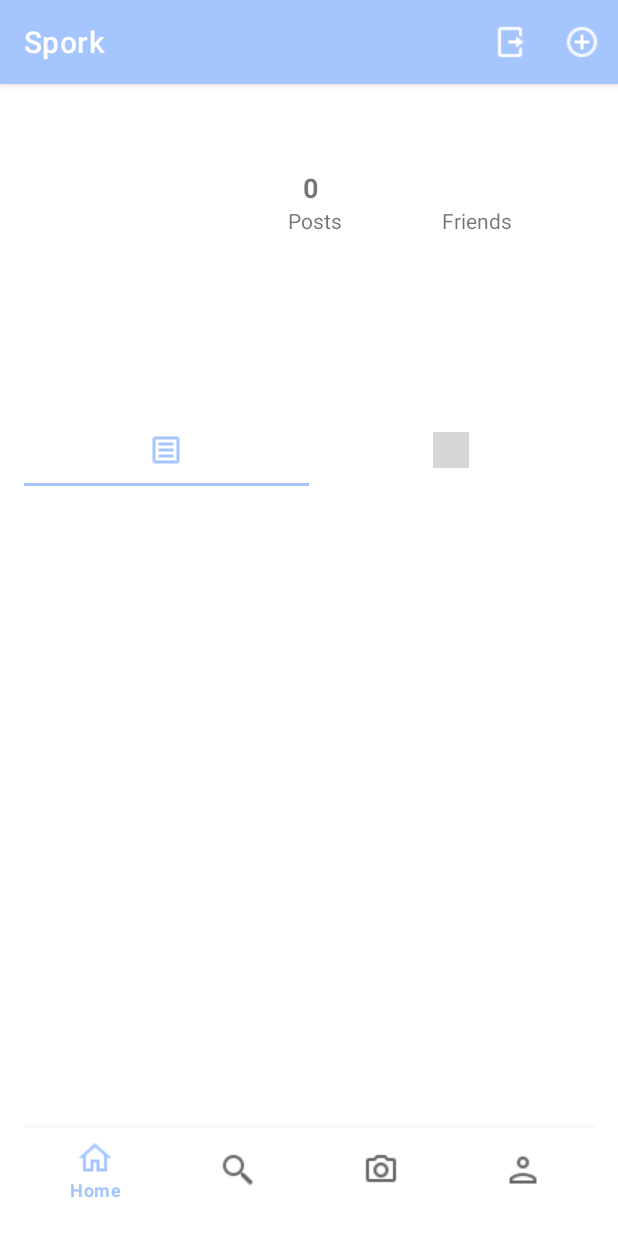
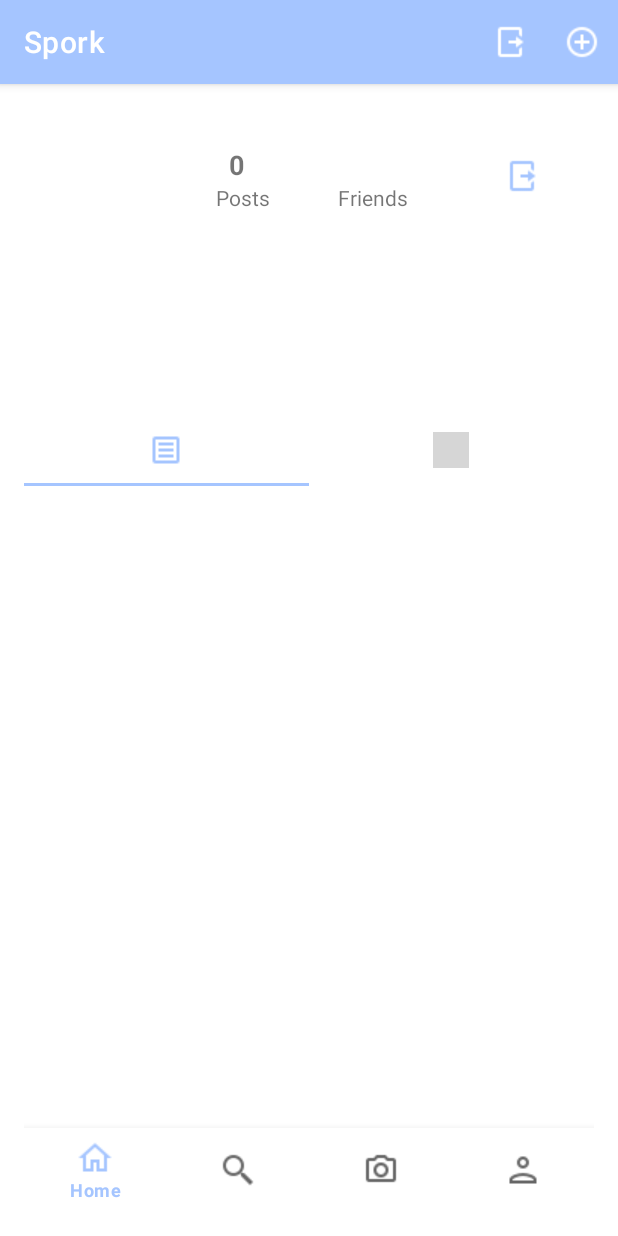
Before and after one commit to carrieluuu/Spork, an Android app: the fragment ProfileFragment placed in its activity, on a phone screen of 412 x 824 dp. Run offline under Robolectric (Android 15) with nearby library versions, the phone set to English and light mode, and no system bars; libraries missing offline, so code that uses them is left out: com.parse; pictures from the network do not load; 21 statements that could not run were skipped; grey boxes are pictures that could not be loaded.

Commit message:
add logout button next to profile details

```diff
--- a/app/src/main/java/com/example/spork/profile/ProfileFragment.java
+++ b/app/src/main/java/com/example/spork/profile/ProfileFragment.java
@@ -1,5 +1,6 @@
 package com.example.spork.profile;
 
+import android.content.Intent;
 import android.os.Bundle;
 
 import androidx.annotation.NonNull;
@@ -13,6 +14,7 @@ import android.util.Log;
 import android.view.LayoutInflater;
 import android.view.View;
 import android.view.ViewGroup;
+import android.widget.ImageButton;
 import android.widget.ImageView;
 import android.widget.TextView;
 
@@ -21,9 +23,11 @@ import com.bumptech.glide.request.RequestOptions;
 import com.example.spork.R;
 import com.example.spork.feed.Post;
 import com.example.spork.feed.PostsAdapter;
+import com.example.spork.login.LoginActivity;
 import com.example.spork.login.LoginAdapter;
 import com.google.android.material.tabs.TabLayout;
 import com.parse.FindCallback;
+import com.parse.LogOutCallback;
 import com.parse.ParseException;
 import com.parse.ParseFile;
 import com.parse.ParseQuery;
@@ -43,14 +47,15 @@ public class ProfileFragment extends Fragment {
     private TabLayout tabLayout;
     private ViewPager viewPager;
 
-     protected PostsAdapter adapter;
-     protected List<Post> allPosts;
+    protected PostsAdapter adapter;
+    protected List<Post> allPosts;
     private ImageView ivProfilePic;
     private TextView tvFullName;
     private TextView tvUsername;
     private TextView tvNumPosts;
     private TextView tvNumFriends;
     private TextView tvBio;
+    private ImageButton btnLogout;
     private int numPosts;
 
     public ProfileFragment() {
@@ -77,6 +82,7 @@ public class ProfileFragment extends Fragment {
         tvNumPosts = view.findViewById(R.id.tvNumPosts);
         tvNumFriends = view.findViewById(R.id.tvNumFriends);
         tvBio = view.findViewById(R.id.tvBio);
+        btnLogout = view.findViewById(R.id.btnLogout);
 
         tabLayout.addTab(tabLayout.newTab().setIcon(R.drawable.ic_feed_tab));
         tabLayout.addTab(tabLayout.newTab().setIcon(R.drawable.ic_saved_tab));
@@ -114,6 +120,22 @@ public class ProfileFragment extends Fragment {
         tvNumPosts.setText(String.valueOf(numPosts));
         tvNumFriends.setText(String.valueOf(currentUser.getInt("numFriends")));
 
+        btnLogout.setOnClickListener(new View.OnClickListener() {
+            @Override
+            public void onClick(View v) {
+                ParseUser.logOutInBackground(new LogOutCallback() {
+                    @Override
+                    public void done(ParseException e) {
+                        if (e != null) {
+                            Log.e(TAG, "Issue with logout", e);
+                            return;
+                        }
+                        goLoginActivity();
+                    }
+                });
+            }
+        });
+
     }
 
     protected void queryPosts() throws ParseException {
@@ -137,4 +159,10 @@ public class ProfileFragment extends Fragment {
                 });
         numPosts = query.count();
     }
+    private void goLoginActivity() {
+        Intent i = new Intent(getContext(), LoginActivity.class);
+        i.addFlags(Intent.FLAG_ACTIVITY_CLEAR_TOP); // this makes sure the Back button won't work
+        i.addFlags(Intent.FLAG_ACTIVITY_NEW_TASK); // same as above
+        startActivity(i);
+    }
 }
--- a/app/src/main/res/layout/fragment_profile.xml
+++ b/app/src/main/res/layout/fragment_profile.xml
@@ -15,11 +15,37 @@
         android:textStyle="bold"
         app:layout_constraintBottom_toBottomOf="parent"
         app:layout_constraintEnd_toEndOf="parent"
-        app:layout_constraintHorizontal_bias="0.588"
+        app:layout_constraintHorizontal_bias="0.348"
         app:layout_constraintStart_toEndOf="@+id/tvNumPosts"
         app:layout_constraintTop_toTopOf="@+id/ivProfilePic"
         app:layout_constraintVertical_bias="0.023"
         tools:text="123" />
+
+    <TextView
+        android:id="@+id/tvNumPosts"
+        android:layout_width="wrap_content"
+        android:layout_height="wrap_content"
+        android:textSize="18sp"
+        android:textStyle="bold"
+        app:layout_constraintBottom_toBottomOf="parent"
+        app:layout_constraintEnd_toEndOf="parent"
+        app:layout_constraintHorizontal_bias="0.17"
+        app:layout_constraintStart_toEndOf="@+id/ivProfilePic"
+        app:layout_constraintTop_toTopOf="@+id/ivProfilePic"
+        app:layout_constraintVertical_bias="0.023"
+        tools:text="50" />
+
+    <TextView
+        android:id="@+id/tvPosts"
+        android:layout_width="wrap_content"
+        android:layout_height="wrap_content"
+        android:text="Posts"
+        app:layout_constraintBottom_toBottomOf="parent"
+        app:layout_constraintEnd_toEndOf="parent"
+        app:layout_constraintHorizontal_bias="0.154"
+        app:layout_constraintStart_toEndOf="@+id/ivProfilePic"
+        app:layout_constraintTop_toBottomOf="@+id/tvNumPosts"
+        app:layout_constraintVertical_bias="0.0" />
 
     <TextView
         android:id="@+id/tvFriends"
@@ -28,7 +54,7 @@
         android:text="Friends"
         app:layout_constraintBottom_toBottomOf="parent"
         app:layout_constraintEnd_toEndOf="parent"
-        app:layout_constraintHorizontal_bias="0.6"
+        app:layout_constraintHorizontal_bias="0.334"
         app:layout_constraintStart_toEndOf="@+id/tvNumPosts"
         app:layout_constraintTop_toBottomOf="@+id/tvNumFriends"
         app:layout_constraintVertical_bias="0.0" />
@@ -39,10 +65,10 @@
         android:layout_height="75dp"
         app:layout_constraintBottom_toBottomOf="parent"
         app:layout_constraintEnd_toEndOf="parent"
-        app:layout_constraintHorizontal_bias="0.045"
+        app:layout_constraintHorizontal_bias="0.044"
         app:layout_constraintStart_toStartOf="parent"
         app:layout_constraintTop_toTopOf="parent"
-        app:layout_constraintVertical_bias="0.043"
+        app:layout_constraintVertical_bias="0.018"
         tools:src="@tools:sample/avatars" />
 
     <TextView
@@ -69,32 +95,6 @@
         app:layout_constraintStart_toEndOf="@+id/tvFullName"
         app:layout_constraintTop_toTopOf="@+id/tvFullName"
         tools:text="iluvfood" />
-
-    <TextView
-        android:id="@+id/tvPosts"
-        android:layout_width="wrap_content"
-        android:layout_height="wrap_content"
-        android:text="Posts"
-        app:layout_constraintBottom_toBottomOf="parent"
-        app:layout_constraintEnd_toEndOf="parent"
-        app:layout_constraintHorizontal_bias="0.34"
-        app:layout_constraintStart_toEndOf="@+id/ivProfilePic"
-        app:layout_constraintTop_toBottomOf="@+id/tvNumPosts"
-        app:layout_constraintVertical_bias="0.0" />
-
-    <TextView
-        android:id="@+id/tvNumPosts"
-        android:layout_width="wrap_content"
-        android:layout_height="wrap_content"
-        android:textSize="18sp"
-        android:textStyle="bold"
-        app:layout_constraintBottom_toBottomOf="parent"
-        app:layout_constraintEnd_toEndOf="parent"
-        app:layout_constraintHorizontal_bias="0.345"
-        app:layout_constraintStart_toEndOf="@+id/ivProfilePic"
-        app:layout_constraintTop_toTopOf="@+id/ivProfilePic"
-        app:layout_constraintVertical_bias="0.023"
-        tools:text="50" />
 
 
     <TextView
@@ -144,5 +144,21 @@
 
     </androidx.constraintlayout.widget.ConstraintLayout>
 
+    <ImageButton
+        android:id="@+id/btnLogout"
+        android:layout_width="wrap_content"
+        android:layout_height="wrap_content"
+        android:layout_marginStart="92dp"
+        android:layout_marginBottom="12dp"
+        android:background="@android:color/transparent"
+        android:src="@drawable/logout"
+        android:tint="@color/blue_500"
+        app:layout_constraintBottom_toBottomOf="@+id/tvFriends"
+        app:layout_constraintEnd_toEndOf="parent"
+        app:layout_constraintHorizontal_bias="0.0"
+        app:layout_constraintStart_toEndOf="@+id/tvNumFriends"
+        app:layout_constraintTop_toTopOf="parent"
+        app:layout_constraintVertical_bias="1.0" />
+
 
 </androidx.constraintlayout.widget.ConstraintLayout>
```
